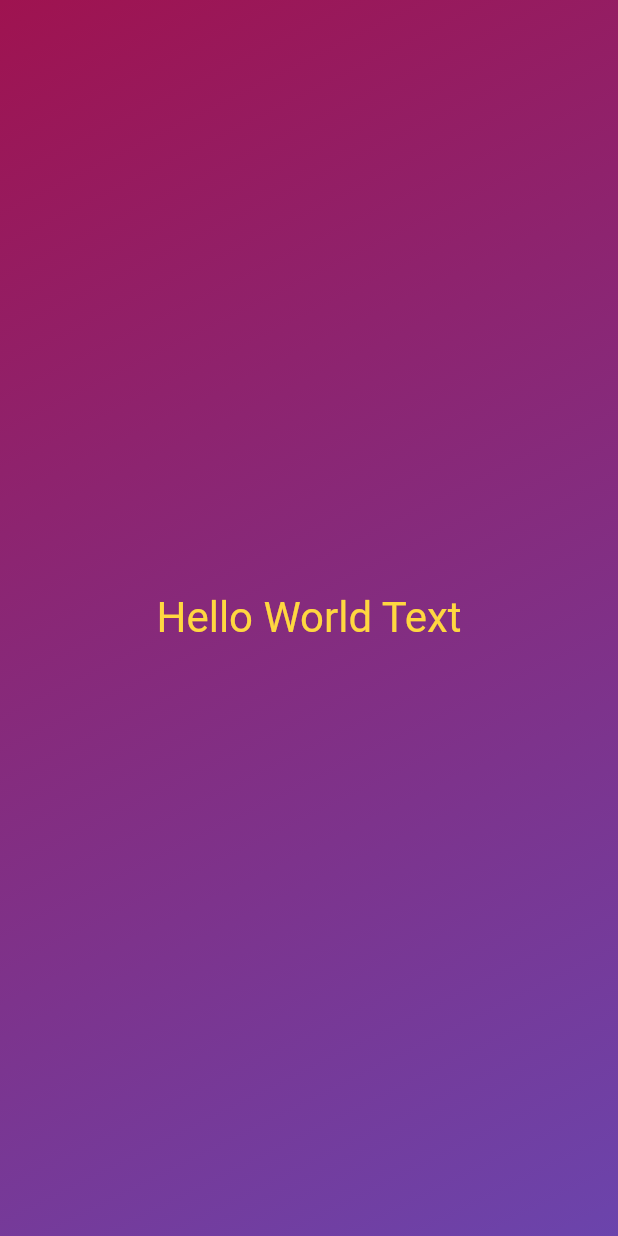
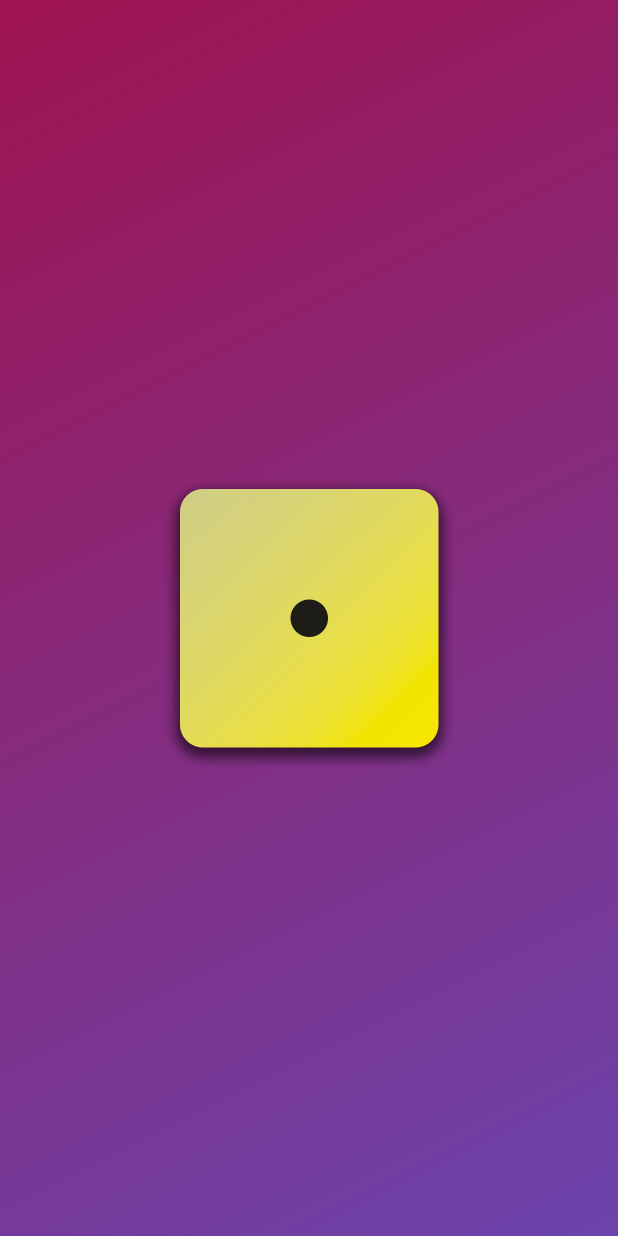
Before and after one commit to haservi/udemy-flutter, a Flutter app: the screen it shows after launch, on a phone screen of 412 x 824 dp. Run offline on Flutter 3.47's test engine with Material 2 defaults, Android fonts, the phone set to English and light mode, and no system bars.

Commit message:
feat: 이미지를 화면에 띄우는 학습 코드 추가

```diff
--- a/first_app/lib/gradient_container.dart
+++ b/first_app/lib/gradient_container.dart
@@ -1,4 +1,3 @@
-import 'package:first_app/styled_text.dart';
 import 'package:flutter/material.dart';
 
 const startAlignment = Alignment.topLeft;
@@ -17,8 +16,11 @@ class GradientContainer extends StatelessWidget {
         gradient: LinearGradient(
             colors: [color1, color2], begin: startAlignment, end: endAlignment),
       ),
-      child: const Center(
-        child: StyledText('Hello World Text'),
+      child: Center(
+        child: Image.asset(
+          'assets/images/dice-1.png',
+          width: 200,
+        ),
       ),
     );
   }
```
Also changed, not shown: first_app/pubspec.yaml (+8 -2 lines), first_app/assets/images/dice-1.png (added), first_app/assets/images/dice-2.png (added), first_app/assets/images/dice-3.png (added), first_app/assets/images/dice-4.png (added), first_app/assets/images/dice-5.png (added), first_app/assets/images/dice-6.png (added).
